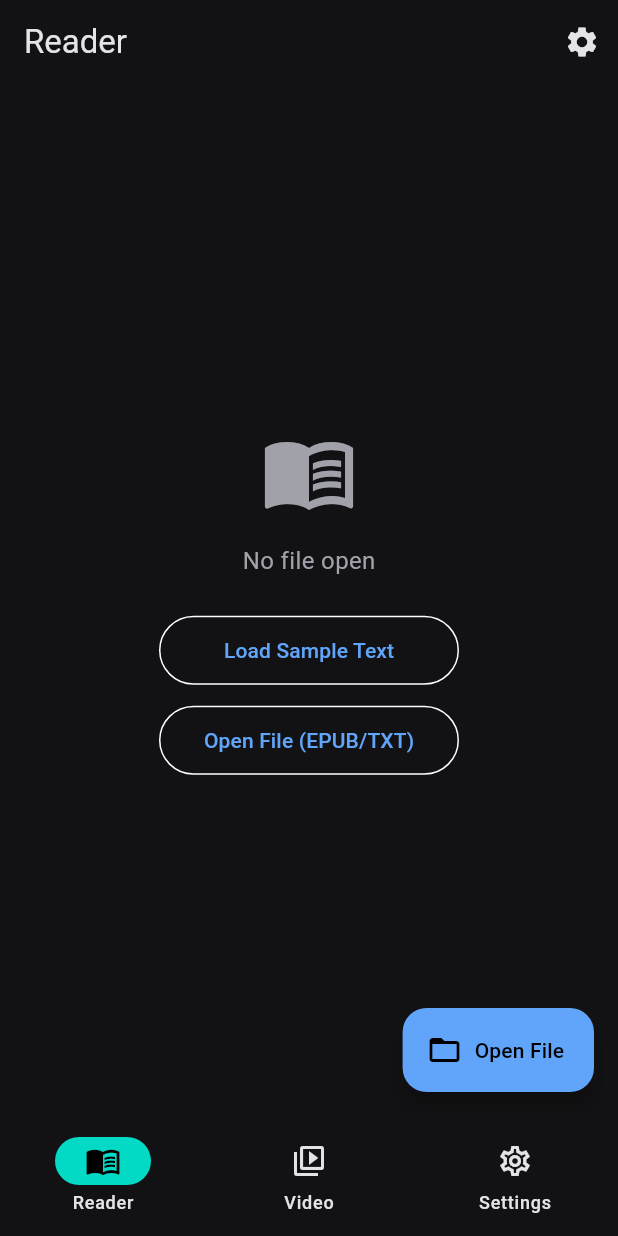
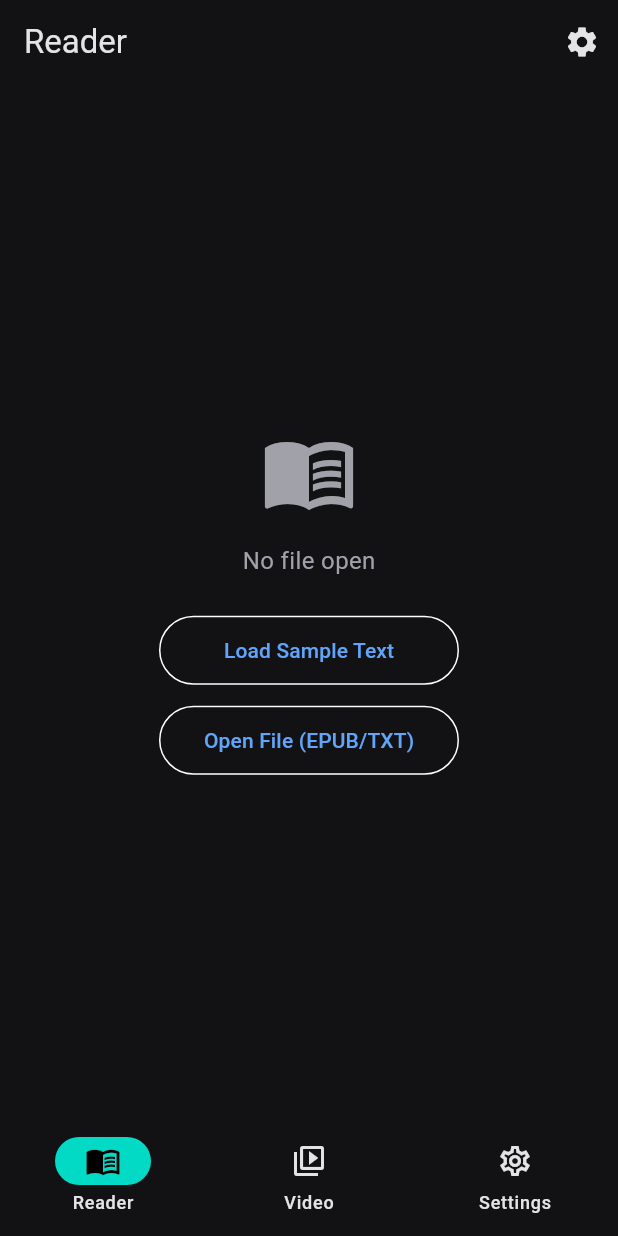
Before and after one commit to SnailArmstrong/anki-word-highlighter, a Flutter app: the screen it shows after launch, on a phone screen of 412 x 824 dp. Run offline on Flutter 3.47's test engine with Material 3 defaults, Android fonts, the phone set to English and light mode, and no system bars; our stand-ins replace file_picker, video_player; missing offline and left inert: dart:html.

Commit message:
Remove floating open file button from reader tab
Co-authored-by: SnailArmstrong <315548327+SnailArmstrong@users.noreply.github.com>

```diff
--- a/flutter_app/lib/screens/reader_tab.dart
+++ b/flutter_app/lib/screens/reader_tab.dart
@@ -87,11 +87,6 @@ Su amigo puede ayudar con la pronunciación. Él sabe que la práctica constante
         ],
       ),
       body: _content == null ? _buildEmptyState(context) : _buildReader(model),
-      floatingActionButton: FloatingActionButton.extended(
-        onPressed: () => _openFile(context),
-        icon: const Icon(Icons.folder_open),
-        label: const Text('Open File'),
-      ),
     );
   }
 
```
Also changed, not shown: 3 other files.
